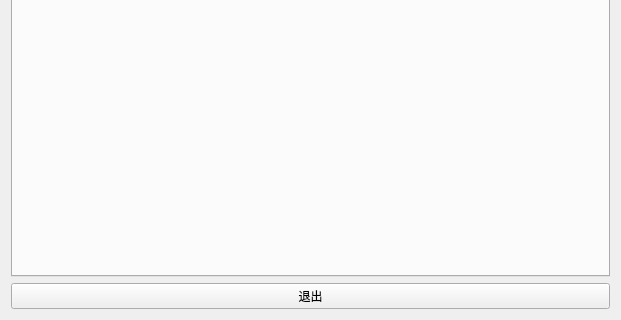
niuyuxin/touchScreen, file ui/settingdialog.ui: the form before one commit; both pictures show x 0 to 621 and y 170 to 490 of the 621 by 490 pixel window.
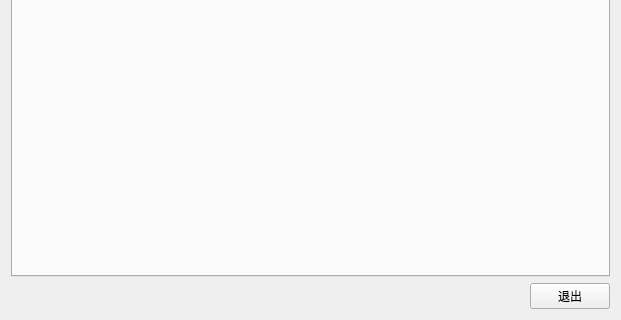
The form after the commit.

```diff
--- a/ui/settingdialog.ui
+++ b/ui/settingdialog.ui
@@ -35,6 +35,21 @@
     </widget>
    </item>
    <item>
+    <layout class="QHBoxLayout" name="horizontalLayout">
+     <item>
+      <spacer name="horizontalSpacer">
+       <property name="orientation">
+        <enum>Qt::Horizontal</enum>
+       </property>
+       <property name="sizeHint" stdset="0">
+        <size>
+         <width>40</width>
+         <height>20</height>
+        </size>
+       </property>
+      </spacer>
+     </item>
+     <item>
     <widget class="QPushButton" name="cancelPushButton">
      <property name="sizePolicy">
       <sizepolicy hsizetype="Minimum" vsizetype="Preferred">
@@ -49,6 +64,8 @@
       <bool>false</bool>
      </property>
     </widget>
+     </item>
+    </layout>
    </item>
   </layout>
  </widget>
```
Lines whose indentation alone changed are shown as unchanged.
